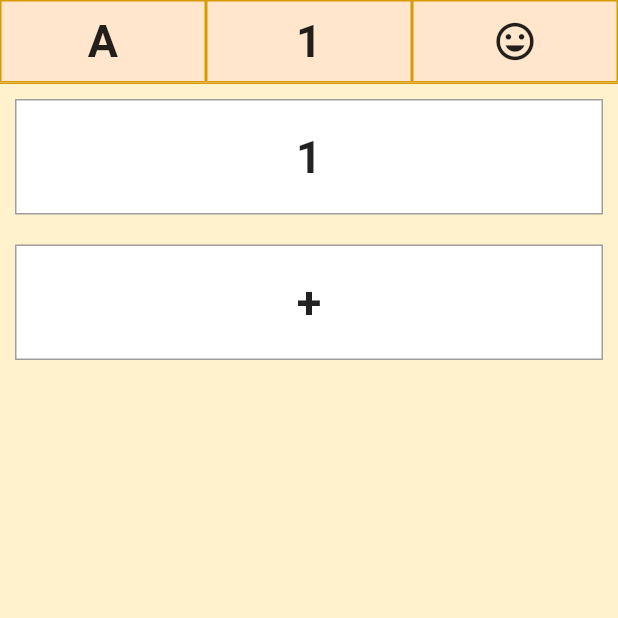
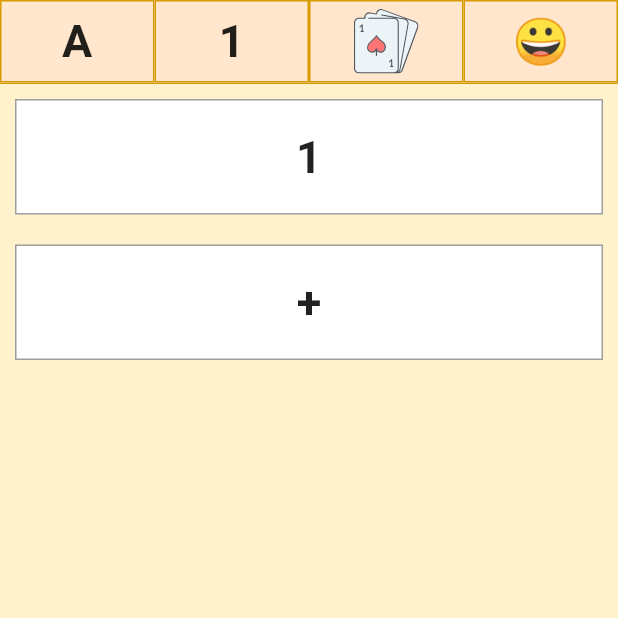
Before and after one commit to sansomguy/question_it, a Flutter app: the screen it shows after launch, after a tap on the "add" icon, on a phone screen of 412 x 824 dp, the top half of it. Run offline on Flutter 3.47's test engine with Material 2 defaults, Android fonts, the phone set to English and light mode, and no system bars; our stand-ins replace equatable, flutter_bloc, flutter_svg, rxdart.

Commit message:
Added fibonacci numbers to make planning poker easier.

```diff
--- a/lib/create_question/create_question_bloc.dart
+++ b/lib/create_question/create_question_bloc.dart
@@ -5,9 +5,6 @@ class CreateQuestionBloc {
   BehaviorSubject<Question> _subject;
   CreateQuestionBloc({Stream<Question> question}){
     _subject = new BehaviorSubject<Question>();
-    question.listen((question){
-      print('Its here');
-    });
     question.listen(_subject.add);
   }
 
--- a/lib/create_question/header.dart
+++ b/lib/create_question/header.dart
@@ -39,9 +39,15 @@ class CreateQuestionHeader extends StatelessWidget {
                 child: QuestionTypeButton(questionType: QuestionType.Number, onPressed: onTypeSet),
               ),
               Flexible(
+                flex: 1,
+                fit: FlexFit.tight,
+                child: QuestionTypeButton(questionType: QuestionType.Fibonacci, onPressed: onTypeSet),
+              ),
+              Flexible(
                   flex: 1,
                   fit: FlexFit.tight,
-                  child: QuestionTypeButton(questionType: QuestionType.Emoji, onPressed: onTypeSet))
+                  child: QuestionTypeButton(questionType: QuestionType.Emoji, onPressed: onTypeSet)
+              ),
             ]));
   }
 }
--- a/lib/create_question/list.dart
+++ b/lib/create_question/list.dart
@@ -1,3 +1,5 @@
+import 'dart:math';
+
 import 'package:flutter/cupertino.dart';
 import 'package:flutter/material.dart';
 import 'package:question_it/questions/question.dart';
@@ -5,15 +7,17 @@ import 'package:question_it/settings/font.dart';
 
 typedef AddAnswer(Question question);
 typedef RemoveAnswer(Question question);
+typedef int Fibonacci(int index);
 
 class CreateQuestionList extends StatelessWidget {
 
   final Question question;
   final AddAnswer addAnswer;
   final RemoveAnswer removeAnswer;
-  final List<String> emojis = '😀,😁,😂,🤣,😃,😄,😅,😆,😉,😊,😋,😎,😍,😘,🥰,😗,😙,😚,☺️,🙂,🤗,🤩,🤔,🤨,😐,😑,😶,🙄,😏,😣,😥,😮,🤐,😯,😪,😫,😴,😌,😛,😜,😝,🤤,😒,😓,😔,😕,🙃,🤑,😲,☹️,🙁,😖,😞,😟,😤,😢,😭,😦,😧,😨,😩,🤯,😬,😰,😱,🥵,🥶,😳,🤪,😵,😡,😠,🤬,😷,🤒,🤕,🤢,🤮,🤧,😇,🤠,🤡,🥳,🥴,🥺,🤥,🤫,🤭,🧐,🤓,😈,👿,👹,👺,💀,👻,👽,🤖,💩,😺,😸,😹,😻,😼,😽,🙀,😿,😾'.split(',').toList(growable: false);
+  final Fibonacci fibonacci;
+  final List<String> emojis;
 
-  CreateQuestionList({Key key, this.question, this.addAnswer, this.removeAnswer}) : super(key: key);
+  CreateQuestionList({Key key, this.question, this.addAnswer, this.removeAnswer, this.fibonacci, this.emojis}) : super(key: key);
 
   @override
   Widget build(BuildContext context) {
@@ -94,6 +98,9 @@ class CreateQuestionList extends StatelessWidget {
         return Text(emojis.length > index ? emojis[index] : 'No more emojis!!!', style: text_style);
       break;
 
+      case QuestionType.Fibonacci:
+        return Text('${fibonacci(index)}', style: text_style);
+
       case QuestionType.Number:
       default:
         return Text('${index + 1}', style: text_style);
--- /dev/null
+++ b/lib/create_question/list_bloc.dart
@@ -0,0 +1,25 @@
+class CreateQuestionListBloc {
+  static List<int> _fibonacciNumbers = List<int>();
+
+  static int _nextFibonacci(int n) => n <= 2 ? 1 : _nextFibonacci(n - 2) + _nextFibonacci (n - 1);
+
+  static int _uniqueFibonacci(int index) {
+    var nextNumber = _nextFibonacci(index);
+    var alreadyExists = _fibonacciNumbers.indexOf(nextNumber) > -1;
+
+    if(alreadyExists) {
+      return _uniqueFibonacci(index +1);
+    }
+    return nextNumber;
+  }
+
+  int fibonacci(int index)
+  {
+    if(_fibonacciNumbers.length <= index) {
+      _fibonacciNumbers.add(_uniqueFibonacci(index));
+    }
+    return _fibonacciNumbers[index];
+  }
+
+  final List<String> emojis = '😀,😁,😂,🤣,😃,😄,😅,😆,😉,😊,😋,😎,😍,😘,🥰,😗,😙,😚,☺️,🙂,🤗,🤩,🤔,🤨,😐,😑,😶,🙄,😏,😣,😥,😮,🤐,😯,😪,😫,😴,😌,😛,😜,😝,🤤,😒,😓,😔,😕,🙃,🤑,😲,☹️,🙁,😖,😞,😟,😤,😢,😭,😦,😧,😨,😩,🤯,😬,😰,😱,🥵,🥶,😳,🤪,😵,😡,😠,🤬,😷,🤒,🤕,🤢,🤮,🤧,😇,🤠,🤡,🥳,🥴,🥺,🤥,🤫,🤭,🧐,🤓,😈,👿,👹,👺,💀,👻,👽,🤖,💩,😺,😸,😹,😻,😼,😽,🙀,😿,😾'.split(',').toList(growable: false);
+}
--- a/lib/create_question/question_type_icon.dart
+++ b/lib/create_question/question_type_icon.dart
@@ -1,11 +1,15 @@
 
 import 'package:flutter/material.dart';
+import 'package:flutter_svg/flutter_svg.dart';
 import 'package:question_it/questions/question.dart';
 import 'package:question_it/settings/font.dart';
 
 class QuestionTypeIcon extends StatelessWidget {
 
   QuestionType questionType;
+
+  final String fibonacciAsset = 'images/poker.svg';
+
 
   QuestionTypeIcon(this.questionType);
 
@@ -19,7 +23,18 @@ class QuestionTypeIcon extends StatelessWidget {
         );
 
       case QuestionType.Emoji:
-        return Icon(Icons.tag_faces, size: font_size);
+        return Center(
+          child: Text('😀', style: text_style)
+        );
+
+      case QuestionType.Fibonacci:
+        return Container(
+          padding: EdgeInsets.all(5),
+         child: SvgPicture.asset(
+             fibonacciAsset,
+             semanticsLabel: 'Planning Poker'
+         )
+        );
 
       default:
         return Center(
--- a/lib/create_question/screen.dart
+++ b/lib/create_question/screen.dart
@@ -3,11 +3,13 @@ import 'package:flutter/widgets.dart';
 import 'package:question_it/create_question/create_question_bloc.dart';
 import 'package:question_it/create_question/header.dart';
 import 'package:question_it/create_question/list.dart';
+import 'package:question_it/create_question/list_bloc.dart';
 import 'package:question_it/questions/question.dart';
 import 'package:question_it/settings/colors.dart' as app_colors;
 
 class CreateQuestionScreen extends StatelessWidget {
   final CreateQuestionBloc bloc;
+  final CreateQuestionListBloc listBloc = CreateQuestionListBloc();
   CreateQuestionScreen({this.bloc});
 
   @override
@@ -29,7 +31,11 @@ class CreateQuestionScreen extends StatelessWidget {
                               child: CreateQuestionList(
                                   question: snapshot.data,
                                   addAnswer: bloc.addAnswer,
-                                  removeAnswer: bloc.removeAnswer))
+                                  removeAnswer: bloc.removeAnswer,
+                                  fibonacci: listBloc.fibonacci,
+                                  emojis: listBloc.emojis,
+                              )
+                          )
                         ])
                 )
             )
--- a/lib/questions/question.dart
+++ b/lib/questions/question.dart
@@ -1,8 +1,8 @@
 enum QuestionType {
   Number,
   Letters,
-  Emoji,
-  Prime
+  Fibonacci,
+  Emoji
 }
 
 class Question {
--- a/pubspec.yaml
+++ b/pubspec.yaml
@@ -29,6 +29,7 @@ dependencies:
   rxdart: ^0.22.4
   equatable: ^0.6.0
   uuid: ^2.0.1
+  flutter_svg: ^0.14.3
 
 dev_dependencies:
   flutter_test:
@@ -50,6 +51,9 @@ flutter:
   # assets:
   #  - images/a_dot_burr.jpeg
   #  - images/a_dot_ham.jpeg
+
+  assets:
+    - images/poker.svg
 
   # An image asset can refer to one or more resolution-specific "variants", see
   # https://flutter.dev/assets-and-images/#resolution-aware.
```
Also changed, not shown: images/poker.svg (added), pubspec.lock.
